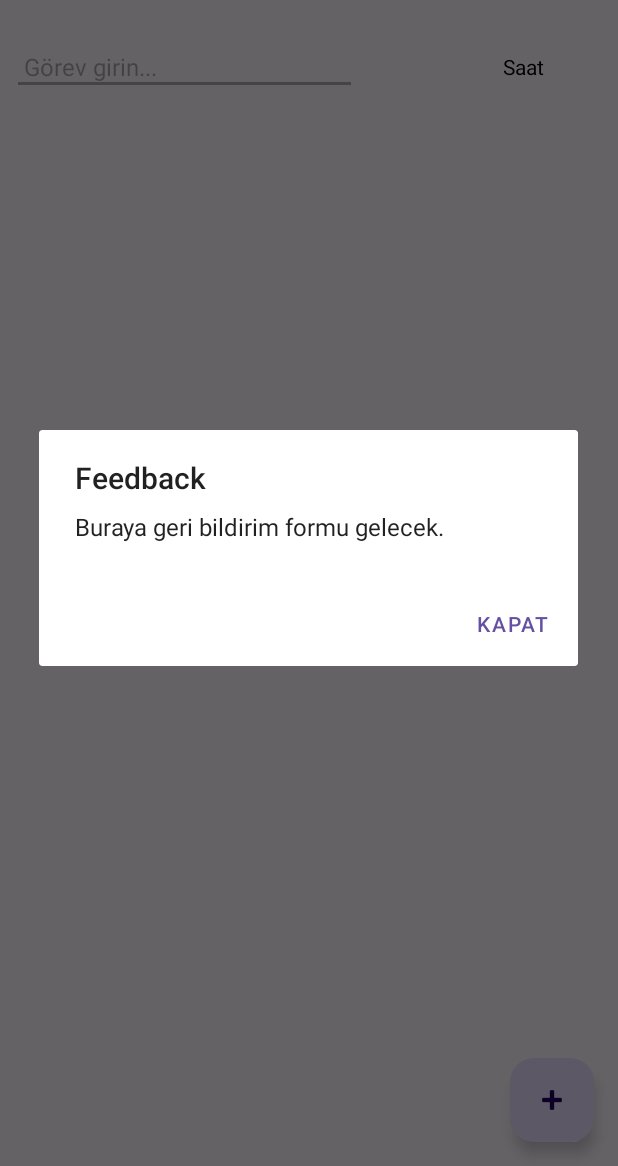
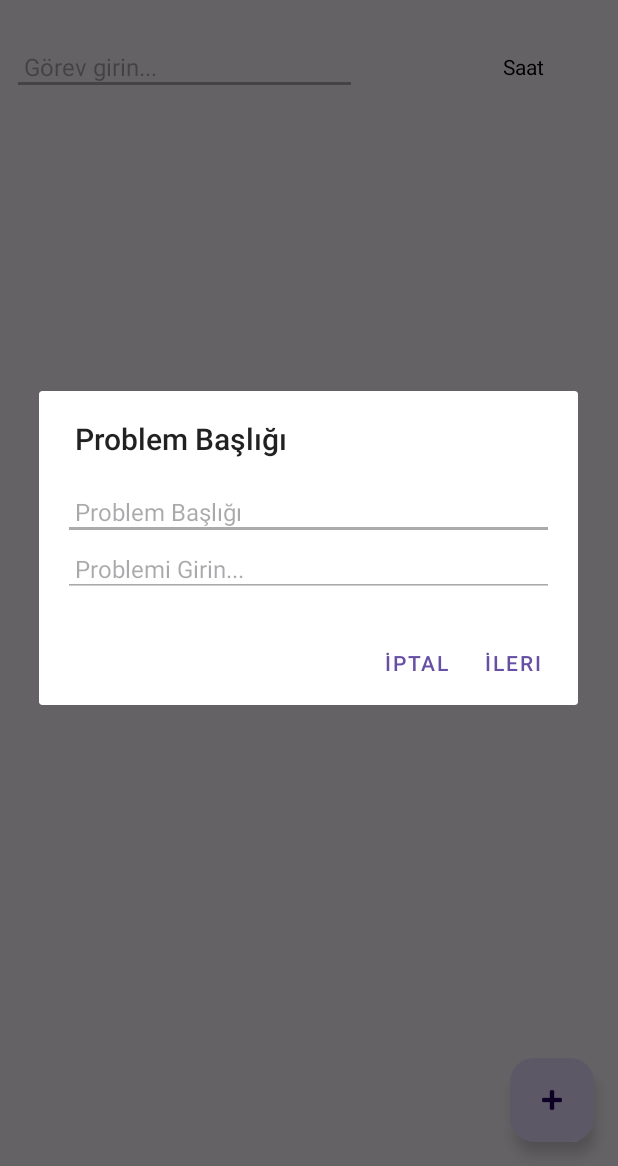
Before and after one commit to yusuf-ulgen/todolist, an Android app: the screen it shows after launch once a user with an empty profile is signed in (MainActivity), in the options menu, after a tap on "Feedback", on a phone screen of 412 x 824 dp, the part 70-1236 px from its top. Run offline under Robolectric (Android 15) with nearby library versions, the light colour scheme and no system bars; our stand-ins replace Firebase (no records; nobody signed in at launch, a user with empty details on screens opened directly), Room's generated code.

Commit message:
Çözüldü :) Görev girerken saat yazısı görünmüyor Çözüldü :) birden fazla checkbox işaretleme sorununu çöz Çözüldü :) feedback kısmı gelecek (alertdialog) Çözüldü :) Settings düzenlenecek Çözüldü :) Şifre kısmı düzenlendi

```diff
--- a/app/build.gradle.kts
+++ b/app/build.gradle.kts
@@ -56,6 +56,7 @@ dependencies {
     implementation ("androidx.navigation:navigation-ui-ktx:2.4.1") // Navigation UI
 
     implementation("androidx.room:room-runtime:$room_version")
+    implementation(libs.androidx.activity)
     kapt("androidx.room:room-compiler:$room_version")
     implementation("androidx.room:room-ktx:$room_version")
     implementation ("com.google.firebase:firebase-messaging:23.1.1")
--- a/app/src/main/java/com/example/todolist/MainActivity.kt
+++ b/app/src/main/java/com/example/todolist/MainActivity.kt
@@ -6,6 +6,7 @@ import android.os.Bundle
 import android.util.Log
 import android.view.Menu
 import android.view.MenuItem
+import android.widget.EditText
 import android.widget.Toast
 import androidx.appcompat.app.AppCompatActivity
 import androidx.recyclerview.widget.ItemTouchHelper
@@ -185,14 +186,61 @@ class MainActivity : AppCompatActivity() {
     }
 
     private fun showFeedbackDialog() {
+        // Geri bildirim formu için ilk dialog
+        val dialogView = layoutInflater.inflate(R.layout.feedback_dialog, null)
+        val titleEditText = dialogView.findViewById<EditText>(R.id.feedbackTitleEditText)
+        val messageEditText = dialogView.findViewById<EditText>(R.id.feedbackMessageEditText)
+
         val dialog = AlertDialog.Builder(this)
-            .setTitle("Feedback")
-            .setMessage("Buraya geri bildirim formu gelecek.")
-            .setPositiveButton("Kapat") { dialogInterface, _ ->
-                dialogInterface.dismiss()
+            .setTitle("Problem Başlığı")
+            .setView(dialogView)
+            .setPositiveButton("İleri") { _, _ ->
+                // Başlık ve açıklama kontrolü
+                val title = titleEditText.text.toString().trim()
+                val message = messageEditText.text.toString().trim()
+
+                if (title.isEmpty()) {
+                    Toast.makeText(this, "Lütfen bir başlık girin!", Toast.LENGTH_SHORT).show()
+                    return@setPositiveButton
+                }
+
+                if (message.isEmpty()) {
+                    Toast.makeText(this, "Lütfen probleminizi girin!", Toast.LENGTH_SHORT).show()
+                    return@setPositiveButton
+                }
+
+                // Eğer başlık ve açıklama doluysa, ikinci dialogu göster
+                showSubmitFeedbackDialog(title, message)
+            }
+            .setNegativeButton("İptal") { dialogInterface, _ ->
+                dialogInterface.dismiss()  // Dialogu kapat
             }
             .create()
+
         dialog.show()
+    }
+
+    private fun showSubmitFeedbackDialog(title: String, message: String) {
+        // İkinci dialog - Geri bildirimi göndermek için
+        val submitDialog = AlertDialog.Builder(this)
+            .setTitle("Geri Bildirim")
+            .setMessage("Başlık: $title\nProblem: $message\n\nGöndermek istiyor musunuz?")
+            .setPositiveButton("Gönder") { _, _ ->
+                // Geri bildirimi işleme koyabiliriz burada
+                // Burada örnek olarak bir Toast mesajı gösteriyoruz
+                Toast.makeText(this, "Geri bildiriminiz gönderildi!", Toast.LENGTH_SHORT).show()
+
+                // Geri bildirim gönderildikten sonra yapılacak işlemler:
+                // - Veritabanına kaydedilebilir.
+                // - E-posta gönderilebilir.
+                // - vb.
+            }
+            .setNegativeButton("İptal") { dialogInterface, _ ->
+                dialogInterface.dismiss()  // Dialogu kapat
+            }
+            .create()
+
+        submitDialog.show()
     }
 
     private fun resetTasksAtSpecificTime() {
--- /dev/null
+++ b/app/src/main/res/layout/feedback_dialog.xml
@@ -0,0 +1,40 @@
+<?xml version="1.0" encoding="utf-8"?>
+<androidx.constraintlayout.widget.ConstraintLayout xmlns:android="http://schemas.android.com/apk/res/android"
+    android:layout_width="match_parent"
+    android:layout_height="wrap_content"
+    xmlns:app="http://schemas.android.com/apk/res-auto"
+    android:padding="16dp">
+
+    <!-- Başlık için EditText (giriş alanı) -->
+    <EditText
+        android:id="@+id/feedbackTitleEditText"
+        android:layout_width="0dp"
+        android:layout_height="wrap_content"
+        android:hint="Problem Başlığı"
+        android:padding="8dp"
+        android:textSize="16sp"
+        android:textColor="@android:color/black"
+        android:backgroundTint="@android:color/darker_gray"
+        android:inputType="textCapSentences"
+        app:layout_constraintStart_toStartOf="parent"
+        app:layout_constraintEnd_toEndOf="parent"
+        app:layout_constraintTop_toTopOf="parent"
+        app:layout_constraintWidth_percent="1" />
+
+    <!-- Mesaj için EditText (giriş alanı) -->
+    <EditText
+        android:id="@+id/feedbackMessageEditText"
+        android:layout_width="0dp"
+        android:layout_height="wrap_content"
+        android:hint="Problemi Girin..."
+        android:padding="8dp"
+        android:textSize="16sp"
+        android:textColor="@android:color/black"
+        android:backgroundTint="@android:color/darker_gray"
+        android:inputType="textCapSentences|textMultiLine"
+        app:layout_constraintStart_toStartOf="parent"
+        app:layout_constraintEnd_toEndOf="parent"
+        app:layout_constraintTop_toBottomOf="@id/feedbackTitleEditText"
+        app:layout_constraintWidth_percent="1" />
+
+</androidx.constraintlayout.widget.ConstraintLayout>
--- a/app/src/main/res/menu/menu_main.xml
+++ b/app/src/main/res/menu/menu_main.xml
@@ -7,15 +7,16 @@
         android:title="Settings"
         android:orderInCategory="100"
         app:showAsAction="never" />
-    <item
-        android:id="@+id/action_feedback"
-        android:title="Feedback"
-        android:orderInCategory="101"
-        app:showAsAction="never" />
 
     <item
         android:id="@+id/action_logout"
         android:title="Log out"
         android:orderInCategory="101"
         app:showAsAction="never" />
+
+    <item
+        android:id="@+id/action_feedback"
+        android:title="Feedback"
+        android:orderInCategory="102"
+        app:showAsAction="never" />
 </menu>
```
Also changed, not shown: app/src/main/AndroidManifest.xml (+11 -7 lines), app/src/main/java/com/example/todolist/ChangePasswordActivity.kt (added, +65 -0 lines), app/src/main/java/com/example/todolist/Settings.kt (+17 -3 lines), app/src/main/java/com/example/todolist/StatisticsActivity.kt (added, +21 -0 lines), app/src/main/res/layout/activity_change_password.xml (added, +51 -0 lines), app/src/main/res/layout/activity_settings.xml (+47 -10 lines), app/src/main/res/layout/activity_statistics.xml (added, +20 -0 lines), app/src/main/res/values/colors.xml (+13 -0 lines).
